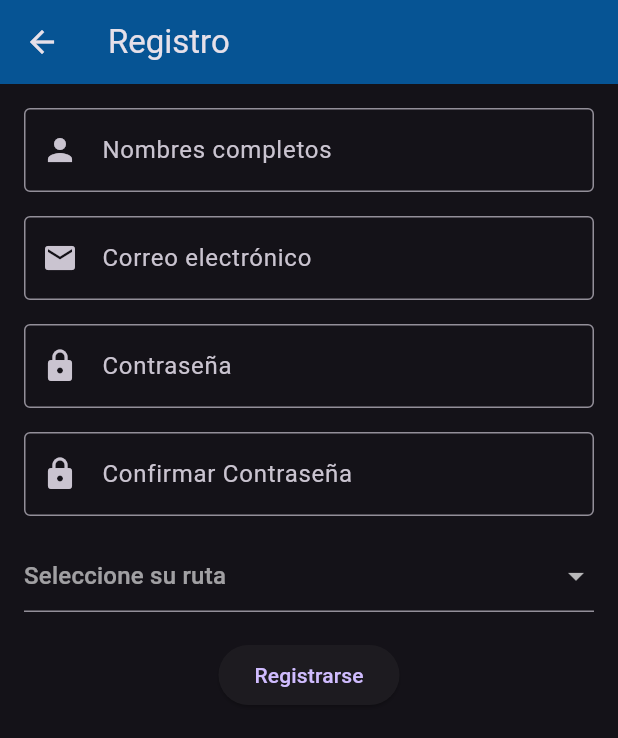
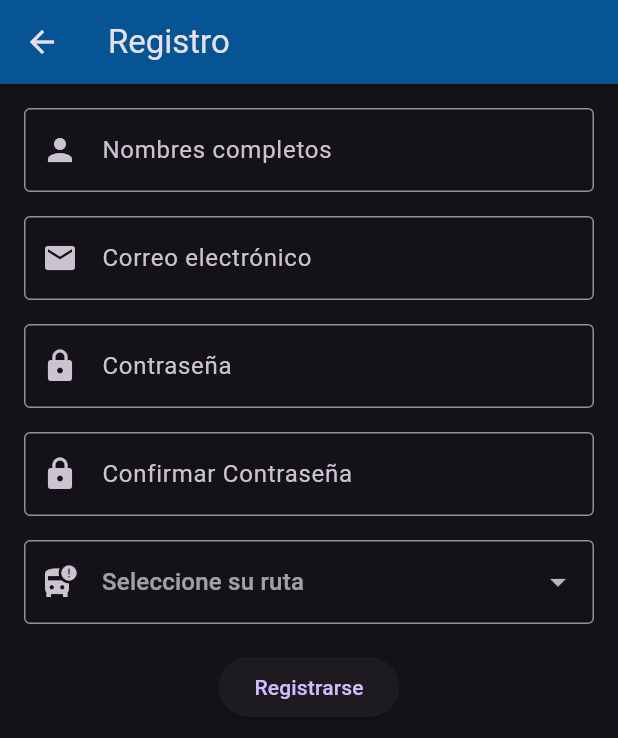
Before and after one commit to ericksebastian2003/polibusV0, a Flutter app: the RegisterScreen screen opened by its route, on a phone screen of 412 x 824 dp. Shown: the top 738 px of the screen. Run offline on Flutter 3.47's test engine with Material 3 defaults, Android fonts, the phone set to English and light mode, and no system bars; our stand-ins replace firebase_auth, firebase_core; accounts and stored records are empty.

Commit message:
Mejoras en el UI del formulario

```diff
--- a/lib/screens/register_screen.dart
+++ b/lib/screens/register_screen.dart
@@ -165,6 +165,10 @@
                 ),
                 const SizedBox(height: 16),
                 DropdownButtonFormField(
+                  decoration: const InputDecoration(
+                    border: OutlineInputBorder(),
+                    prefixIcon: Icon(Icons.bus_alert_sharp)
+                  ),
                   value: _rutaSelect,
                   hint: const Text("Seleccione su ruta"),
                   items: [
```
